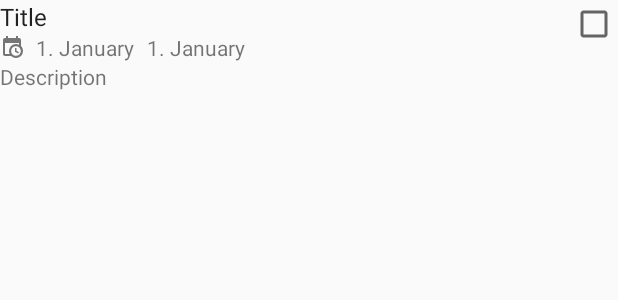
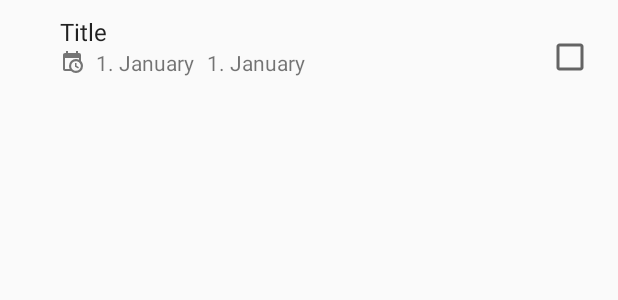
Before and after one commit to BeaCodeFIIT/app-android, an Android app: the layout item_exhibit.xml on its own in the app's theme, with its tools: preview values and no code run, on a phone screen of 412 x 824 dp. Shown: the top 300 px of the screen. Run offline under Robolectric (Android 15) with nearby library versions, the light colour scheme and no system bars.

Commit message:
Changed interface

```diff
--- a/app/src/main/res/layout/item_exhibit.xml
+++ b/app/src/main/res/layout/item_exhibit.xml
@@ -3,6 +3,7 @@
     xmlns:app="http://schemas.android.com/apk/res-auto"
     android:layout_width="match_parent"
     android:layout_height="?android:attr/listPreferredItemHeight"
+    android:layout_marginLeft="20dp"
     xmlns:tools="http://schemas.android.com/tools">
 
     <!--<ImageView-->
@@ -16,6 +17,8 @@
 
     <TextView
         android:id="@+id/name"
+        android:layout_marginLeft="20dp"
+        android:layout_marginTop="10dp"
         android:textAppearance="?android:attr/textAppearanceListItemSmall"
         android:maxLines="1"
         android:ellipsize="end"
@@ -28,6 +31,7 @@
         android:layout_width="match_parent"
         android:layout_height="wrap_content"
         android:layout_below="@id/name"
+        android:layout_marginLeft="20dp"
         android:orientation="horizontal">
 
         <ImageView
@@ -57,6 +61,8 @@
 
     <TextView
         android:id="@+id/description"
+        android:layout_marginLeft="20dp"
+        android:layout_marginBottom="10dp"
         android:ellipsize="marquee"
         android:textAppearance="?android:attr/textAppearanceSmall"
         android:maxLines="2"
@@ -66,6 +72,9 @@
         android:layout_below="@id/date"/>
 
     <CheckBox
+        android:layout_gravity="center_vertical"
+        android:layout_marginTop="22dp"
+        android:layout_marginEnd="16dp"
         android:layout_alignParentEnd="true"
         android:layout_alignParentTop="true"
         android:layout_width="wrap_content"
--- a/app/src/main/res/values-w820dp/dimens.xml
+++ b/app/src/main/res/values-w820dp/dimens.xml
@@ -3,4 +3,5 @@
          (such as screen margins) for screens with more than 820dp of available width. This
          would include 7" and 10" devices in landscape (~960dp and ~1280dp respectively). -->
     <dimen name="activity_horizontal_margin">64dp</dimen>
+    <dimen name="margin_left">20dp</dimen>
 </resources>
```
Also changed, not shown: app/src/main/res/layout/item_exhibit_category.xml (+9 -2 lines), app/src/main/java/sk/beacode/beacodeapp/adapters/CategoryAdapter.java (line endings or trailing spaces).
